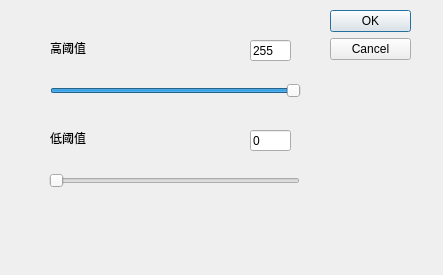
lvxvh/SE342_CV_Project, file binarydialog.ui: the form before one commit.
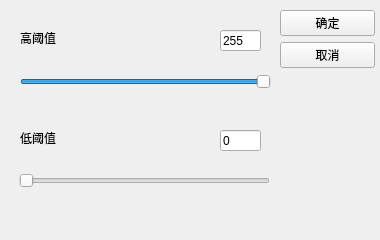
The form after the commit.

Patch:
```diff
--- a/binarydialog.ui
+++ b/binarydialog.ui
@@ -6,52 +6,75 @@
    <rect>
     <x>0</x>
     <y>0</y>
-    <width>443</width>
-    <height>275</height>
+    <width>380</width>
+    <height>240</height>
    </rect>
   </property>
   <property name="windowTitle">
    <string>Dialog</string>
   </property>
-  <widget class="QDialogButtonBox" name="buttonBox">
+  <widget class="QLabel" name="llabel">
    <property name="geometry">
     <rect>
-     <x>330</x>
+     <x>20</x>
+     <y>130</y>
+     <width>72</width>
+     <height>15</height>
+    </rect>
+   </property>
+   <property name="text">
+    <string>低阈值</string>
+   </property>
+  </widget>
+  <widget class="QWidget" name="verticalLayoutWidget">
+   <property name="geometry">
+    <rect>
+     <x>280</x>
      <y>10</y>
-     <width>81</width>
-     <height>221</height>
+     <width>95</width>
+     <height>251</height>
     </rect>
    </property>
-   <property name="orientation">
-    <enum>Qt::Vertical</enum>
-   </property>
-   <property name="standardButtons">
-    <set>QDialogButtonBox::Cancel|QDialogButtonBox::Ok</set>
-   </property>
-  </widget>
-  <widget class="QSlider" name="hSlider">
-   <property name="geometry">
-    <rect>
-     <x>50</x>
-     <y>80</y>
-     <width>251</width>
-     <height>22</height>
-    </rect>
-   </property>
-   <property name="maximum">
-    <number>255</number>
-   </property>
-   <property name="value">
-    <number>255</number>
-   </property>
-   <property name="orientation">
-    <enum>Qt::Horizontal</enum>
-   </property>
+   <layout class="QVBoxLayout" name="verticalLayout">
+    <item>
+     <widget class="QPushButton" name="confirmButton">
+      <property name="text">
+       <string>确定</string>
+      </property>
+      <property name="autoDefault">
+       <bool>false</bool>
+      </property>
+     </widget>
+    </item>
+    <item>
+     <widget class="QPushButton" name="cancelButton">
+      <property name="text">
+       <string>取消</string>
+      </property>
+      <property name="autoDefault">
+       <bool>false</bool>
+      </property>
+     </widget>
+    </item>
+    <item>
+     <spacer name="verticalSpacer">
+      <property name="orientation">
+       <enum>Qt::Vertical</enum>
+      </property>
+      <property name="sizeHint" stdset="0">
+       <size>
+        <width>20</width>
+        <height>40</height>
+       </size>
+      </property>
+     </spacer>
+    </item>
+   </layout>
   </widget>
   <widget class="QSlider" name="lSlider">
    <property name="geometry">
     <rect>
-     <x>49</x>
+     <x>19</x>
      <y>170</y>
      <width>251</width>
      <height>22</height>
@@ -64,37 +87,11 @@
     <enum>Qt::Horizontal</enum>
    </property>
   </widget>
-  <widget class="QLabel" name="hlabel">
-   <property name="geometry">
-    <rect>
-     <x>50</x>
-     <y>40</y>
-     <width>72</width>
-     <height>15</height>
-    </rect>
-   </property>
-   <property name="text">
-    <string>高阈值</string>
-   </property>
-  </widget>
-  <widget class="QLabel" name="llabel">
-   <property name="geometry">
-    <rect>
-     <x>50</x>
-     <y>130</y>
-     <width>72</width>
-     <height>15</height>
-    </rect>
-   </property>
-   <property name="text">
-    <string>低阈值</string>
-   </property>
-  </widget>
   <widget class="QLineEdit" name="hEdit">
    <property name="geometry">
     <rect>
-     <x>250</x>
-     <y>40</y>
+     <x>220</x>
+     <y>30</y>
      <width>41</width>
      <height>21</height>
     </rect>
@@ -106,10 +103,42 @@
     <string>255</string>
    </property>
   </widget>
+  <widget class="QSlider" name="hSlider">
+   <property name="geometry">
+    <rect>
+     <x>20</x>
+     <y>71</y>
+     <width>251</width>
+     <height>21</height>
+    </rect>
+   </property>
+   <property name="maximum">
+    <number>255</number>
+   </property>
+   <property name="value">
+    <number>255</number>
+   </property>
+   <property name="orientation">
+    <enum>Qt::Horizontal</enum>
+   </property>
+  </widget>
+  <widget class="QLabel" name="hlabel">
+   <property name="geometry">
+    <rect>
+     <x>20</x>
+     <y>30</y>
+     <width>72</width>
+     <height>15</height>
+    </rect>
+   </property>
+   <property name="text">
+    <string>高阈值</string>
+   </property>
+  </widget>
   <widget class="QLineEdit" name="lEdit">
    <property name="geometry">
     <rect>
-     <x>250</x>
+     <x>220</x>
      <y>130</y>
      <width>41</width>
      <height>21</height>
```
Left out of the diff: 35 changed lines with no effect on the pictures.
